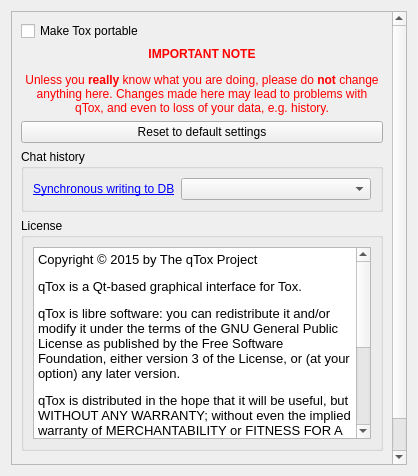
First picture: the form in src/widget/form/settings/advancedsettings.ui, repository qTox/qTox, before the edit.
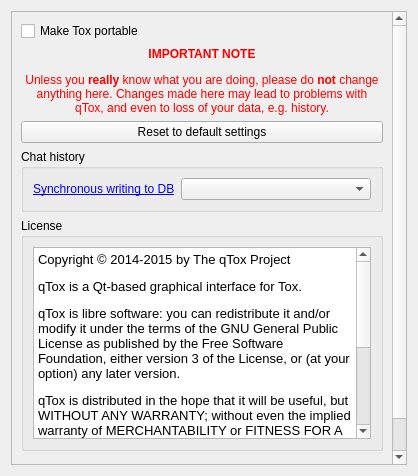
Second picture: the form after the edit. Custom widgets are drawn as their Qt base class.

Commit message: Fix copyright notice date

Diff of the .ui file:
```diff
--- a/src/widget/form/settings/advancedsettings.ui
+++ b/src/widget/form/settings/advancedsettings.ui
@@ -123,7 +123,7 @@
 &lt;html&gt;&lt;head&gt;&lt;meta name=&quot;qrichtext&quot; content=&quot;1&quot; /&gt;&lt;style type=&quot;text/css&quot;&gt;
 p, li { white-space: pre-wrap; }
 &lt;/style&gt;&lt;/head&gt;&lt;body style=&quot; font-family:'Sans Serif'; font-size:9pt; font-weight:400; font-style:normal;&quot;&gt;
-&lt;p style=&quot; margin-top:12px; margin-bottom:12px; margin-left:0px; margin-right:0px; -qt-block-indent:0; text-indent:0px;&quot;&gt;&lt;span style=&quot; font-size:10pt; color:#000000;&quot;&gt;Copyright © 2015 by The qTox Project&lt;/span&gt;&lt;/p&gt;
+&lt;p style=&quot; margin-top:12px; margin-bottom:12px; margin-left:0px; margin-right:0px; -qt-block-indent:0; text-indent:0px;&quot;&gt;&lt;span style=&quot; font-size:10pt; color:#000000;&quot;&gt;Copyright © 2014-2015 by The qTox Project&lt;/span&gt;&lt;/p&gt;
 &lt;p style=&quot; margin-top:12px; margin-bottom:12px; margin-left:0px; margin-right:0px; -qt-block-indent:0; text-indent:0px;&quot;&gt;&lt;span style=&quot; font-family:'Ubuntu'; font-size:10pt;&quot;&gt;qTox is a Qt-based graphical interface for Tox.&lt;/span&gt;&lt;/p&gt;
 &lt;p style=&quot; margin-top:12px; margin-bottom:12px; margin-left:0px; margin-right:0px; -qt-block-indent:0; text-indent:0px;&quot;&gt;&lt;span style=&quot; font-size:10pt;&quot;&gt;qTox is libre software: you can redistribute it and/or modify it under the terms of the GNU General Public License as published by the Free Software Foundation, either version 3 of the License, or (at your option) any later version.&lt;/span&gt;&lt;/p&gt;
 &lt;p style=&quot; margin-top:12px; margin-bottom:12px; margin-left:0px; margin-right:0px; -qt-block-indent:0; text-indent:0px;&quot;&gt;&lt;span style=&quot; font-size:10pt;&quot;&gt;qTox is distributed in the hope that it will be useful, but WITHOUT ANY WARRANTY; without even the implied warranty of MERCHANTABILITY or FITNESS FOR A PARTICULAR PURPOSE. See the GNU General Public License for more details. &lt;/span&gt;&lt;/p&gt;
```
